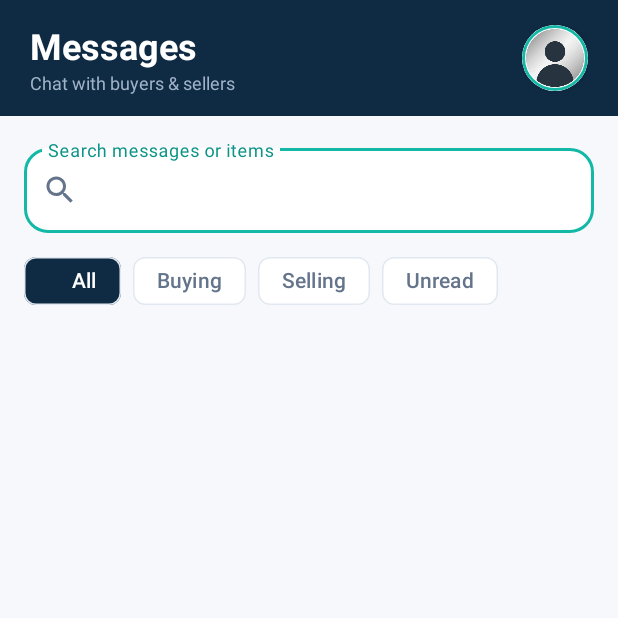
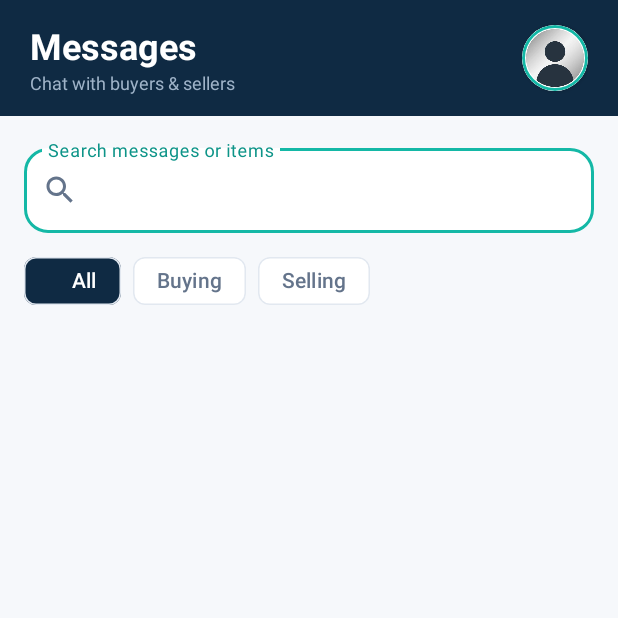
Before and after one commit to koairs/SOFE4640U-FinalProject, an Android app: the Messages screen opened directly, with no data from a screen before it, on a phone screen of 412 x 824 dp, the top half of it. Run offline under Robolectric (Android 15) with nearby library versions, the phone set to English and light mode, and no system bars; our stand-ins replace Firebase (no records; nobody signed in at launch, a user with empty details on screens opened directly).

Commit message:
removed unread filter, changed msg

```diff
--- a/app/src/main/java/com/example/sofe4640ufinalproject/Messages.kt
+++ b/app/src/main/java/com/example/sofe4640ufinalproject/Messages.kt
@@ -29,6 +29,7 @@ class Messages : AppCompatActivity() {
         val rv = findViewById<RecyclerView>(R.id.rvMessages)
         rv.layoutManager = LinearLayoutManager(this)
         adapter = ConversationAdapter(emptyList()) { conv ->
+            MessageStore.markMessagesAsRead(this, conv.otherUser)
             val intent = Intent(this, ChatActivity::class.java).apply {
                 putExtra("otherUser", conv.otherUser)
                 putExtra("itemTitle", conv.itemTitle)
@@ -88,7 +89,6 @@ class Messages : AppCompatActivity() {
                 val matchesChip = when (checkedChipId) {
                     R.id.chipBuying -> !conv.isSelling
                     R.id.chipSelling -> conv.isSelling
-                    R.id.chipUnread -> conv.isUnread
                     else -> true
                 }
 
--- a/app/src/main/res/layout/activity_messages.xml
+++ b/app/src/main/res/layout/activity_messages.xml
@@ -141,18 +141,6 @@
                 app:chipBackgroundColor="@color/chip_bg"
                 app:chipStrokeColor="@color/divider"
                 app:chipStrokeWidth="1dp" />
-
-            <com.google.android.material.chip.Chip
-                android:id="@+id/chipUnread"
-                style="@style/Widget.Material3.Chip.Filter"
-                android:layout_width="wrap_content"
-                android:layout_height="wrap_content"
-                android:text="Unread"
-                android:textColor="@color/chip_text"
-                app:checkedIconTint="@color/primary"
-                app:chipBackgroundColor="@color/chip_bg"
-                app:chipStrokeColor="@color/divider"
-                app:chipStrokeWidth="1dp" />
         </com.google.android.material.chip.ChipGroup>
     </HorizontalScrollView>
 
```
Also changed, not shown: app/src/main/java/com/example/sofe4640ufinalproject/MessageStore.kt (+5 -3 lines).
